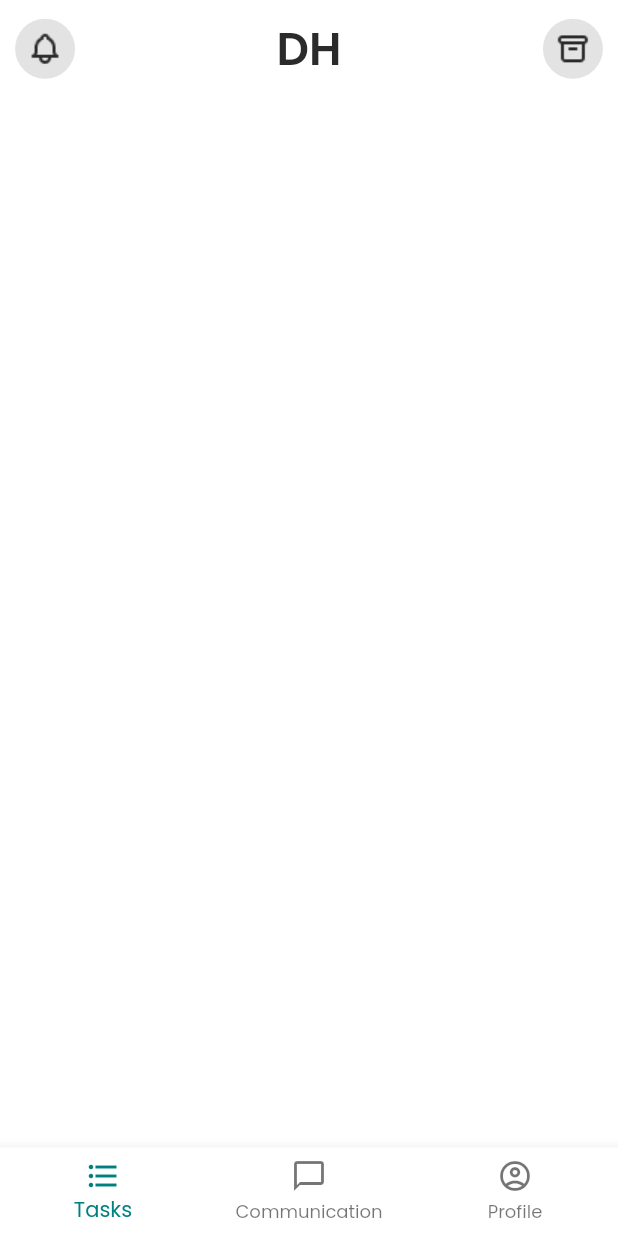
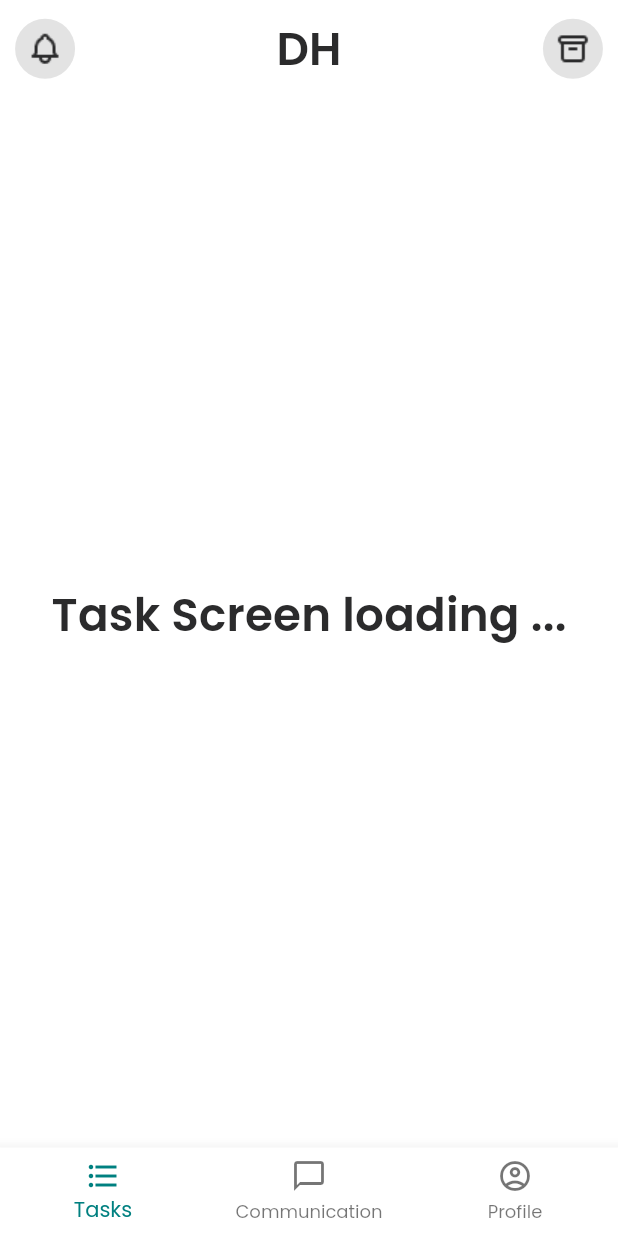
Before and after one commit to BeleShew/malsan_plc, a Flutter app: the screen it shows after launch, on a phone screen of 412 x 824 dp. Run offline on Flutter 3.47's test engine with Material 3 defaults, Android fonts, the phone set to English and light mode, and no system bars; our stand-ins replace google_fonts.

Commit message:
update the ui

```diff
--- a/lib/UI/screen/home_screen.dart
+++ b/lib/UI/screen/home_screen.dart
@@ -1,6 +1,11 @@
+import 'package:flutter/cupertino.dart';
 import 'package:flutter/material.dart';
+import 'package:malsan_plc/UI/screen/comunication_screen.dart';
+import 'package:malsan_plc/UI/screen/profile_screen.dart';
+import 'package:malsan_plc/UI/screen/task_screen.dart';
 
 import '../widget/app_bar.dart';
+import '../widget/custom_bottom_navbar.dart';
 
 class HomePage extends StatefulWidget {
   const HomePage({super.key});
@@ -9,36 +14,32 @@ class HomePage extends StatefulWidget {
 }
 
 class _HomePageState extends State<HomePage> {
+  final _pages=[const TaskScreen(),const CommunicationScreen(),const ProfileScreen()];
+  int _currentIndex=0;
   @override
   Widget build(BuildContext context) {
     return Scaffold(
       backgroundColor: Colors.white,
-        body: const SafeArea(
+        body: SafeArea(
           child: Column(
               mainAxisSize: MainAxisSize.min,
               crossAxisAlignment: CrossAxisAlignment.stretch,
               children:[
-                CustomAppBars(),
+                const CustomAppBars(),
+                Expanded(child: _pages[_currentIndex]),
               ]
           ),
         ),
-      bottomNavigationBar: BottomNavigationBar(
-        backgroundColor: Colors.white,
-        items: const <BottomNavigationBarItem>[
-          BottomNavigationBarItem(
-            icon: Icon(Icons.format_list_bulleted_outlined),
-            label: 'Tasks',
-          ),
-          BottomNavigationBarItem(
-            icon: Icon(Icons.chat_bubble_outline_outlined),
-            label: 'Communication',
-          ),
-          BottomNavigationBarItem(
-            icon: Icon(Icons.account_circle_outlined),
-            label: 'Profile',
-          ),
-        ],
-      ),
+      bottomNavigationBar: CustomBottomNavigationBar(
+      currentIndex: _currentIndex,
+      onTabSelected: _onTabSelected,
+    ),
     );
   }
+
+  void _onTabSelected(int index) {
+    setState(() {
+      _currentIndex = index;
+    });
+  }
 }
--- a/lib/UI/screen/task_screen.dart
+++ b/lib/UI/screen/task_screen.dart
@@ -0,0 +1,21 @@
+import 'package:flutter/material.dart';
+import '../../utils/colors.dart';
+import '../../utils/size.dart';
+import '../../utils/thems.dart';
+class TaskScreen extends StatelessWidget {
+  const TaskScreen({super.key});
+
+  @override
+  Widget build(BuildContext context) {
+    final themeData = Theme.of(context);
+    return Center(
+      child: Text("Task Screen loading ...",
+        style: AppTheme.getTextStyle(
+            themeData.textTheme.bodyLarge!,
+            color: AppColors.black,
+            fontWeight: 700,
+            fontSize: MySize.size30),
+      ),
+    );
+  }
+}
--- /dev/null
+++ b/lib/UI/widget/custom_bottom_navbar.dart
@@ -0,0 +1,34 @@
+import 'package:flutter/material.dart';
+class CustomBottomNavigationBar extends StatelessWidget {
+  final int currentIndex;
+  final ValueChanged<int> onTabSelected;
+
+  const CustomBottomNavigationBar({
+    Key? key,
+    required this.currentIndex,
+    required this.onTabSelected,
+  }) : super(key: key);
+
+  @override
+  Widget build(BuildContext context) {
+    return BottomNavigationBar(
+      backgroundColor: Colors.white,
+      currentIndex: currentIndex,
+      onTap: onTabSelected,
+      items: const [
+        BottomNavigationBarItem(
+          icon: Icon(Icons.format_list_bulleted_outlined),
+          label: 'Tasks',
+        ),
+        BottomNavigationBarItem(
+          icon: Icon(Icons.chat_bubble_outline_outlined),
+          label: 'Communication',
+        ),
+        BottomNavigationBarItem(
+          icon: Icon(Icons.account_circle_outlined),
+          label: 'Profile',
+        ),
+      ],
+    );
+  }
+}
```
Also changed, not shown: lib/UI/screen/comunication_screen.dart (+21 -0 lines), lib/UI/screen/profile_screen.dart (+22 -0 lines).
